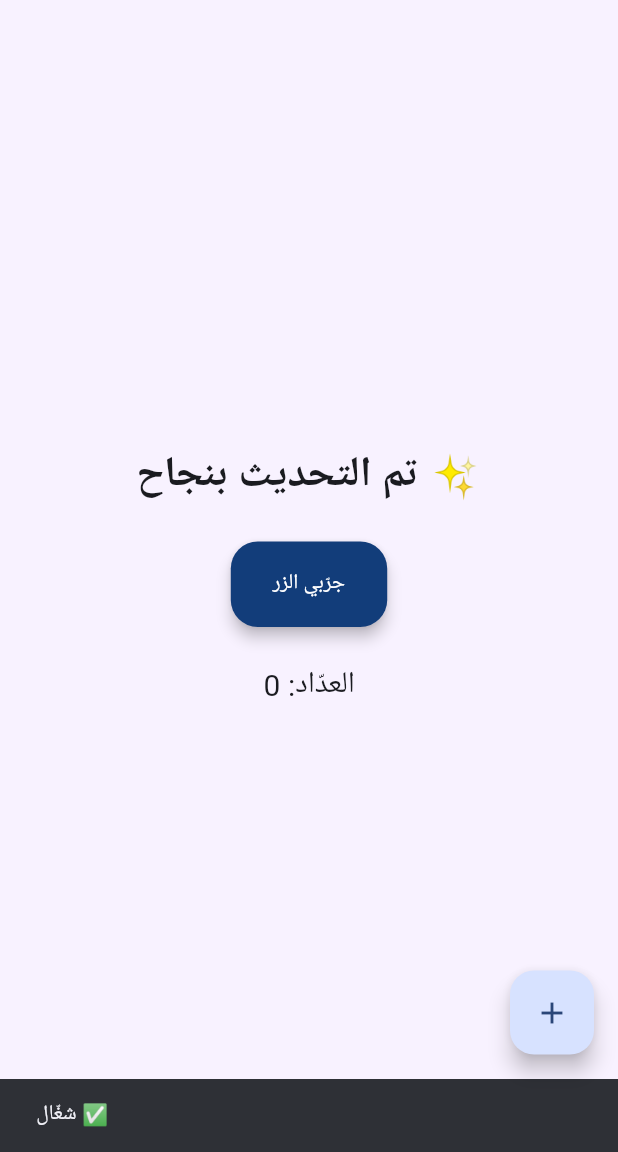
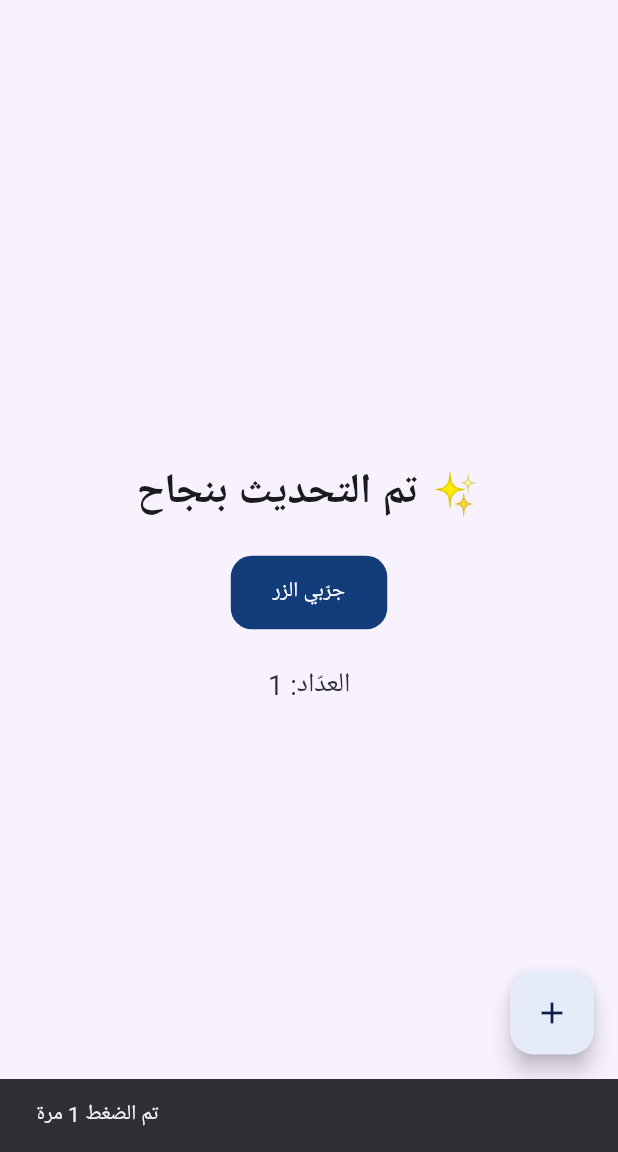
Before and after one commit to bojos86/BBK-AI, a Flutter app: the screen it shows after launch, after a tap on "جرّبي الزر", on a phone screen of 412 x 824 dp, the part 84-1236 px from its top. Run offline on Flutter 3.47's test engine with Material 3 defaults, Android fonts, the light colour scheme and no system bars.

Commit message:
Update main.dart

```diff
--- a/lib/main.dart
+++ b/lib/main.dart
@@ -19,7 +19,6 @@ class BBKAIApp extends StatelessWidget {
         ),
         scaffoldBackgroundColor: const Color(0xFFF8F2FF),
         useMaterial3: true,
-        fontFamily: 'Roboto',
       ),
       home: const HomePage(),
     );
@@ -33,58 +32,87 @@ class HomePage extends StatefulWidget {
 }
 
 class _HomePageState extends State<HomePage> {
-  int counter = 0;
+  int clicks = 0;
 
-  void _showSnack(String msg) {
+  void _onMainButton() {
+    setState(() => clicks++);
     ScaffoldMessenger.of(context).showSnackBar(
-      SnackBar(content: Text(msg), duration: const Duration(seconds: 1)),
+      SnackBar(
+        content: Text('تم الضغط $clicks مرة'),
+        duration: const Duration(milliseconds: 900),
+      ),
+    );
+  }
+
+  void _onFab() {
+    ScaffoldMessenger.of(context).showSnackBar(
+      const SnackBar(content: Text('+ تم الضغط على الزر العائم')),
     );
   }
 
   @override
   Widget build(BuildContext context) {
     return Scaffold(
+      // ===== AppBar (الهيدر) =====
       appBar: AppBar(
         title: const Text('BBK AI'),
         backgroundColor: const Color(0xFF123D7A),
         foregroundColor: Colors.white,
+        elevation: 0,
       ),
+
+      // ===== جسم الصفحة =====
       body: SafeArea(
         child: Center(
           child: Column(
             mainAxisAlignment: MainAxisAlignment.center,
             children: [
-              const Text(
-                'تم التحديث بنجاح ✨',
-                style: TextStyle(fontSize: 28, fontWeight: FontWeight.w600),
+              const SizedBox(height: 12),
+              Padding(
+                padding: const EdgeInsets.symmetric(horizontal: 24),
+                child: Text(
+                  'تم التحديث بنجاح ✨',
+                  textAlign: TextAlign.center,
+                  style: Theme.of(context).textTheme.headlineMedium?.copyWith(
+                        color: const Color(0xFF1B1B1D),
+                        fontWeight: FontWeight.w600,
+                      ),
+                ),
               ),
               const SizedBox(height: 24),
               ElevatedButton(
-                onPressed: () {
-                  _showSnack('شغّال ✅');
-                },
+                onPressed: _onMainButton,
                 style: ElevatedButton.styleFrom(
                   backgroundColor: const Color(0xFF123D7A),
                   foregroundColor: Colors.white,
-                  padding: const EdgeInsets.symmetric(horizontal: 28, vertical: 18),
+                  padding:
+                      const EdgeInsets.symmetric(horizontal: 28, vertical: 14),
                   shape: RoundedRectangleBorder(
-                    borderRadius: BorderRadius.circular(18),
+                    borderRadius: BorderRadius.circular(14),
                   ),
-                  elevation: 4,
+                  elevation: 0,
+                  shadowColor: Colors.transparent,
                 ),
                 child: const Text('جرّبي الزر'),
               ),
               const SizedBox(height: 24),
-              Text('العدّاد: $counter', style: const TextStyle(fontSize: 20)),
+              Text(
+                'العدّاد: $clicks',
+                style: const TextStyle(
+                  fontSize: 18,
+                  color: Color(0xFF2D2D35),
+                ),
+              ),
             ],
           ),
         ),
       ),
+
+      // ===== زر عائم =====
       floatingActionButton: FloatingActionButton(
-        onPressed: () {
-          setState(() => counter++);
-          _showSnack('زودنا العدّاد إلى $counter');
-        },
+        onPressed: _onFab,
+        backgroundColor: const Color(0xFFE6EBFA),
+        foregroundColor: const Color(0xFF0B1D48),
         child: const Icon(Icons.add),
       ),
     );
```
